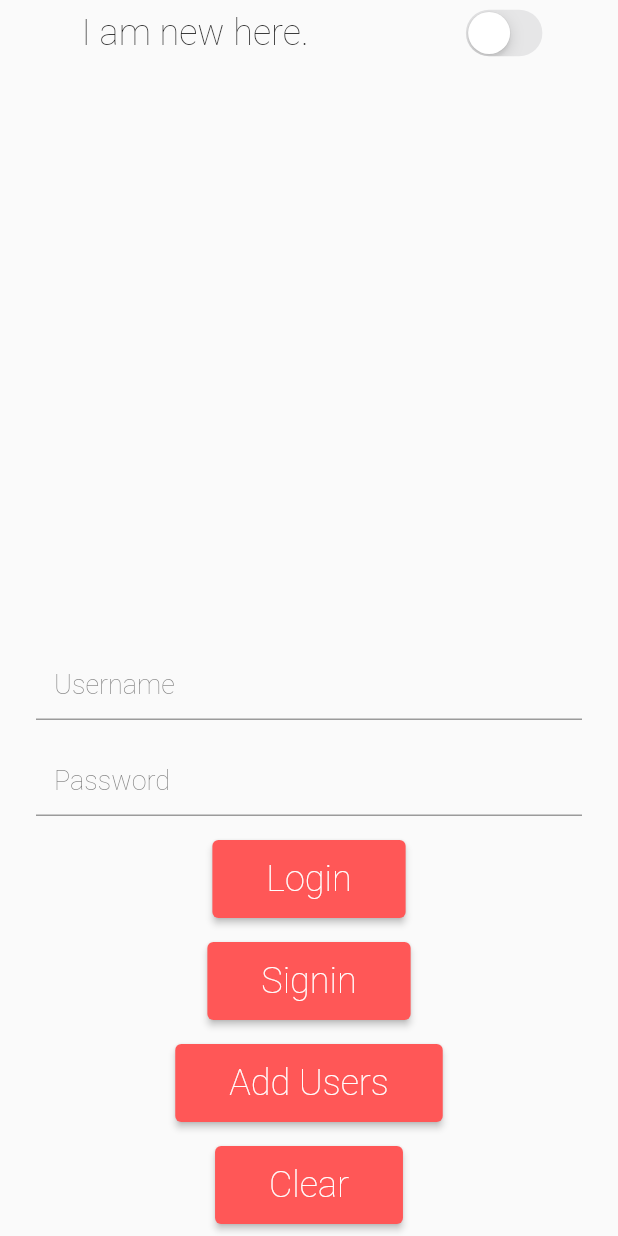
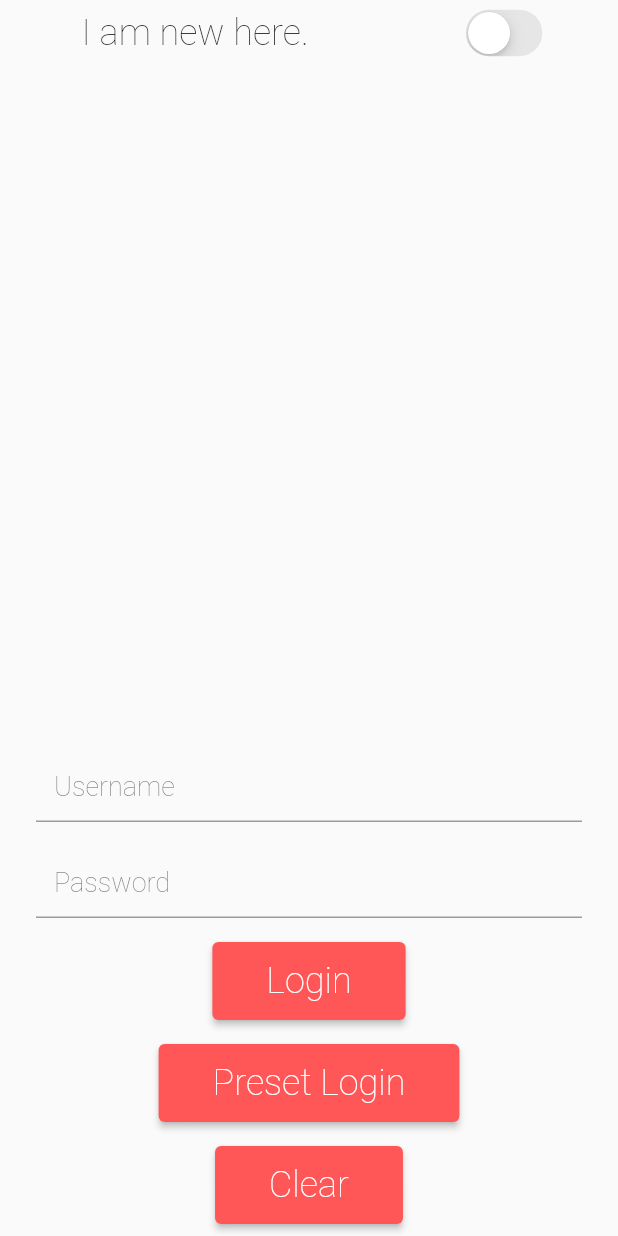
Before and after one commit to soomrozaid/fitbuds, a Flutter app: the LoginView screen opened directly, after a tap on "Login", on a phone screen of 412 x 824 dp. Run offline on Flutter 3.47's test engine with Material 2 defaults, Android fonts, the phone set to English and light mode, and no system bars; our stand-ins replace bloc, flutter_bloc, shared_preferences; missing offline and left inert: authentication_repository; accounts and stored records are empty.

```diff
--- /dev/null
+++ b/lib/amplifyconfiguration.dart
@@ -0,0 +1,4 @@
+const amplifyconfig = ''' {
+    "UserAgent": "aws-amplify-cli/2.0",
+    "Version": "1.0"
+}''';
--- a/lib/auth/bloc/auth_event.dart
+++ b/lib/auth/bloc/auth_event.dart
@@ -17,3 +17,5 @@ class Authenticate extends AuthEvent {
 class Unauthenticate extends AuthEvent {}
 
 class ClearUsers extends AuthEvent {}
+
+class ListUsers extends AuthEvent {}
--- a/lib/auth/bloc/auth_state.dart
+++ b/lib/auth/bloc/auth_state.dart
@@ -12,3 +12,5 @@ class UnauthenticatedState extends AuthState {
 
   UnauthenticatedState({this.error});
 }
+
+class LoadingState extends AuthState {}
--- a/lib/home/views/views.dart
+++ b/lib/home/views/views.dart
@@ -0,0 +1 @@
+export 'home_screen.dart';
--- /dev/null
+++ b/lib/loading/loading.dart
@@ -0,0 +1 @@
+export 'views/views.dart';
--- /dev/null
+++ b/lib/loading/views/views.dart
@@ -0,0 +1 @@
+export 'loading_view.dart';
--- a/lib/login/views/login_view.dart
+++ b/lib/login/views/login_view.dart
@@ -103,15 +103,24 @@ class _LoginViewState extends State<LoginView> {
                         ),
                 ),
                 FitButton(
-                  text: 'Signin',
-                  onPressed: () => _repo.signInWithEmailAndPassword(
-                      email: 'username', password: 'password'),
+                  text: 'Preset Login',
+                  onPressed: () => context.read<AuthBloc>().add(
+                        Authenticate(
+                          password: 'Soomro.1',
+                          email: 'soomrozaid@gmail.com',
+                        ),
+                      ),
                 ),
-                FitButton(
-                  text: 'Add Users',
-                  onPressed: () => _repo.createUserWithEmailAndPassword(
-                      email: 'email', password: 'password'),
-                ),
+                // FitButton(
+                //   text: 'Signin',
+                //   onPressed: () => _repo.signInWithEmailAndPassword(
+                //       email: 'username', password: 'password'),
+                // ),
+                // FitButton(
+                //   text: 'Add Users',
+                //   onPressed: () => _repo.createUserWithEmailAndPassword(
+                //       email: 'email', password: 'password'),
+                // ),
                 FitButton(
                   text: 'Clear',
                   onPressed: () => context.read<AuthBloc>().add(ClearUsers()),
--- a/lib/main.dart
+++ b/lib/main.dart
@@ -1,9 +1,11 @@
 import 'package:authentication_repository/authentication_repository.dart';
 import 'package:fitbuds/auth/auth.dart';
+import 'package:fitbuds/loading/loading.dart';
 import 'package:fitbuds/login/login.dart';
 import 'package:fitbuds/home/views/home_screen.dart';
 import 'package:flutter/material.dart';
 import 'package:flutter_bloc/flutter_bloc.dart';
+import 'package:shared_preferences/shared_preferences.dart';
 
 main() {
   // Bloc.observer = AuthObserver();
@@ -12,12 +14,15 @@ main() {
 }
 
 class App extends MaterialApp {
+  static final Future<SharedPreferences> _sharedPreferences =
+      SharedPreferences.getInstance();
   App({Key? key})
       : super(
             key: key,
             debugShowCheckedModeBanner: false,
             home: RepositoryProvider(
-              create: (context) => AuthenticationRepository(),
+              create: (context) => AuthenticationRepository.sharedPreferences(
+                  _sharedPreferences),
               child: const AppView(),
             ));
 }
@@ -52,6 +57,8 @@ class AuthWrapper extends StatelessWidget {
           return LoginPage(
             errorMessage: state.error,
           );
+        } else if (state is LoadingState) {
+          return const LoadingView();
         } else {
           return const LoginPage();
         }
--- a/pubspec.yaml
+++ b/pubspec.yaml
@@ -27,6 +27,9 @@ environment:
 # the latest version available on pub.dev. To see which dependencies have newer
 # versions available, run `flutter pub outdated`.
 dependencies:
+  amplify_core: ^0.6.9
+  authentication_repository:
+    path: ../flutter_basics/authentication_repository
   bloc: ^8.1.0
   cupertino_icons: ^1.0.2
   flutter:
@@ -34,9 +37,6 @@ dependencies:
   flutter_bloc: ^8.1.1
   shared_preferences: ^2.0.15
   uuid: ^3.0.6
-  authentication_repository:
-    git:
-      url: "https://github.com/Flutter-Basics/authentication_repository"
 
 dev_dependencies:
   flutter_lints: ^1.0.0
```
Also changed, not shown: lib/auth/bloc/auth_bloc.dart (+13 -36 lines), lib/loading/views/loading_view.dart (added, +18 -0 lines), pubspec.lock, 3 other files.
